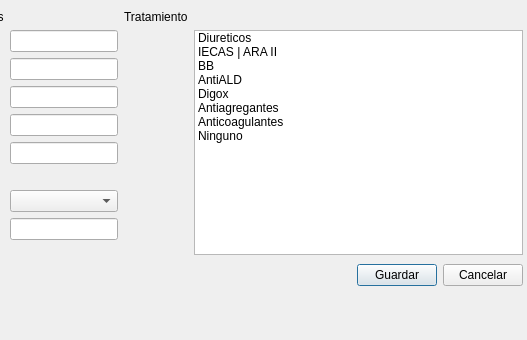
This is addvisit.ui in iyustlop/valvulares as Qt 5 draws it before an edit; both pictures show x 528 to 1055 and y 0 to 340 of the 1055 by 340 pixel window. The edited form follows.
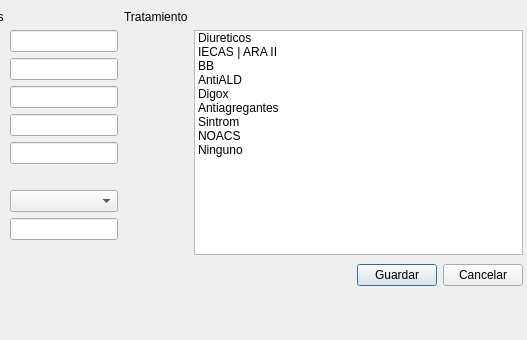
This is the edited form.

Diff of the .ui file:
```diff
--- a/addvisit.ui
+++ b/addvisit.ui
@@ -497,7 +497,12 @@
         </item>
         <item>
          <property name="text">
-          <string>Anticoagulantes</string>
+          <string>Sintrom</string>
+         </property>
+        </item>
+        <item>
+         <property name="text">
+          <string>NOACS</string>
          </property>
         </item>
         <item>
```
